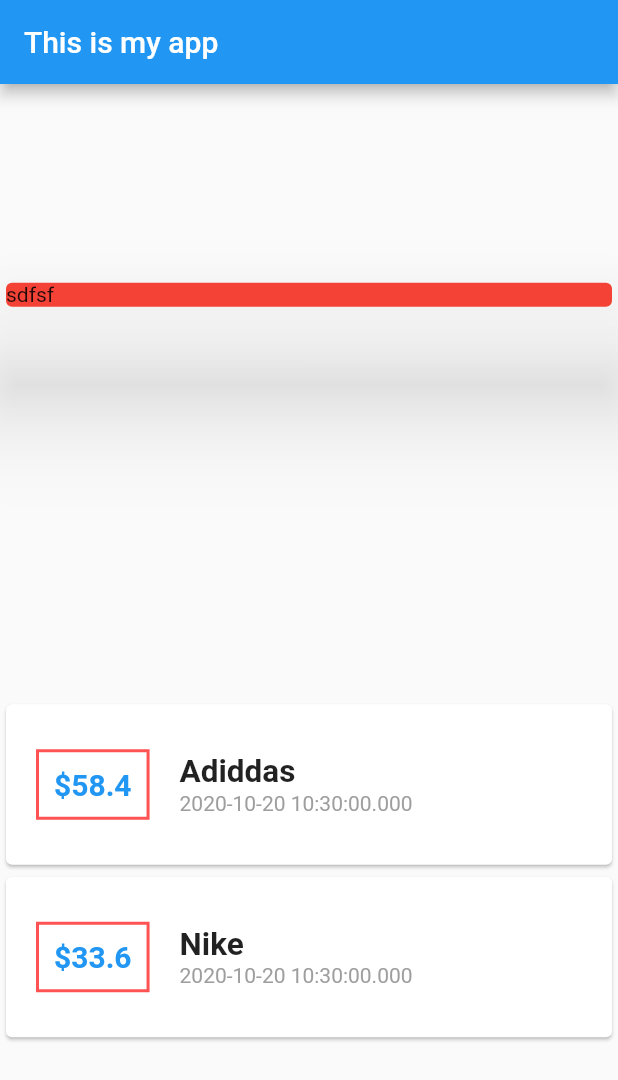
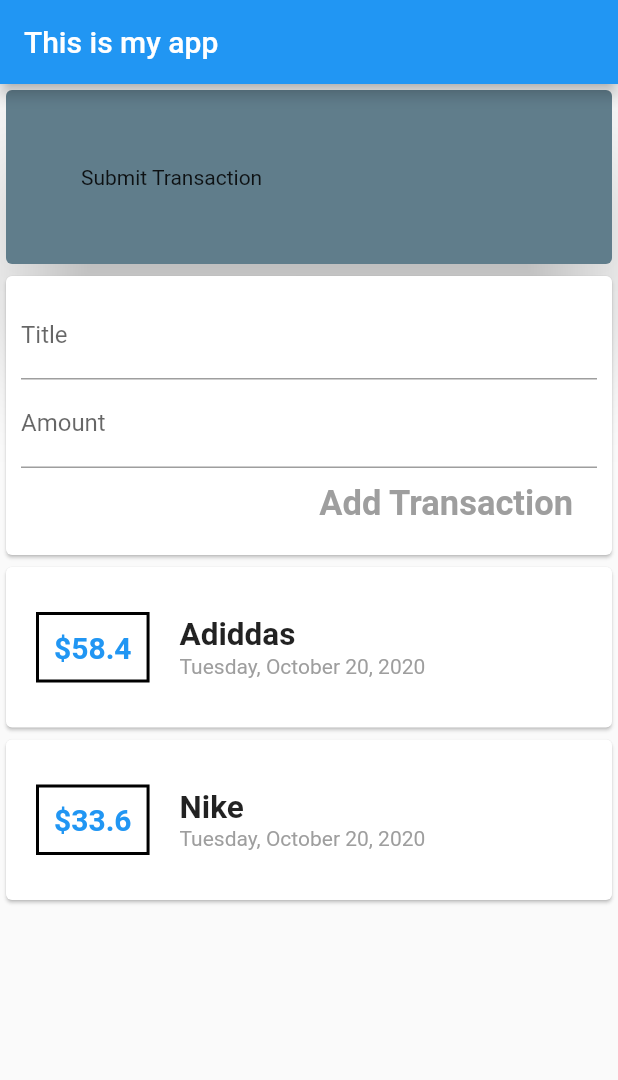
Before and after one commit to tunganh252/flutter_test_2, a Flutter app: the screen it shows after launch, on a phone screen of 412 x 824 dp. Shown: the top 1080 px of the screen. Run offline on Flutter 3.47's test engine with Material 2 defaults, Android fonts, the phone set to English and light mode, and no system bars.

Commit message:
[Update] -- config widget

```diff
--- a/lib/main.dart
+++ b/lib/main.dart
@@ -1,5 +1,5 @@
 import 'package:flutter/material.dart';
-import 'package:flutter_test_2/transactions.modal.dart';
+import 'package:flutter_test_2/widgets/transaction_list.widget.dart';
 
 void main() => runApp(MyApp());
 
@@ -11,11 +11,11 @@ class MyApp extends StatelessWidget {
 }
 
 class MyHomePage extends StatelessWidget {
-  final List<Transaction> transactions = [
-    Transaction(
-        amount: 58.4, date: DateTime.now(), id: "a1", title: "Adiddas "),
-    Transaction(amount: 33.6, date: DateTime.now(), id: "a2", title: "Nike")
-  ];
+  // String inputTitle;
+  // String inputAmount;
+
+  final titleController = TextEditingController();
+  final amountController = TextEditingController();
 
   @override
   Widget build(BuildContext context) {
@@ -24,85 +24,55 @@ class MyHomePage extends StatelessWidget {
           title: Text("This is my app"),
         ),
         body: Column(
-          mainAxisAlignment: MainAxisAlignment.spaceAround,
+          // mainAxisAlignment: MainAxisAlignment.spaceAround,
           crossAxisAlignment: CrossAxisAlignment.stretch,
           children: [
             Container(
               width: 200,
               child: Card(
-                color: Colors.red,
+                color: Colors.blueGrey,
                 elevation: 30,
-                child: Text("sdfsf"),
+                child: Container(
+                    padding: EdgeInsets.all(50),
+                    child: Text(
+                      "Submit Transaction",
+                    )),
               ),
             ),
-            Column(
-              children: transactions.map((value) {
-                return Card(
-                  child: Row(
-                    // mainAxisAlignment: MainAxisAlignment.spaceBetween,
-                    // crossAxisAlignment: CrossAxisAlignment.center,
+            Card(
+              child: Container(
+                padding: EdgeInsets.all(10),
+                child: Column(
+                  crossAxisAlignment: CrossAxisAlignment.end,
                   children: [
-                      Container(
-                        margin:
-                            EdgeInsets.symmetric(vertical: 30, horizontal: 20),
-                        decoration: BoxDecoration(
-                            border:
-                                Border.all(color: Colors.redAccent, width: 2)),
-                        padding: EdgeInsets.all(10),
+                    TextField(
+                      decoration: InputDecoration(labelText: 'Title'),
+                      // onChanged: (value) => inputTitle = value,
+                      controller: titleController,
+                    ),
+                    TextField(
+                      decoration: InputDecoration(labelText: 'Amount'),
+                      // onChanged: (value) => inputAmount = value,
+                      controller: amountController,
+                    ),
+                    FlatButton(
+                      textColor: Colors.grey,
+                      onPressed: () {
+                        print(titleController.text);
+                        print(amountController.text);
+                      },
                       child: Text(
-                          '\$${value.amount}',
+                        'Add Transaction',
                         style: TextStyle(
-                              fontWeight: FontWeight.bold,
-                              fontSize: 20,
-                              color: Colors.blue),
+                            fontWeight: FontWeight.bold, fontSize: 23),
                       ),
-                      ),
-                      Column(
-                        // mainAxisAlignment: MainAxisAlignment.spaceAround,
-                        crossAxisAlignment: CrossAxisAlignment.start,
-                        children: [
-                          Text(
-                            value.title,
-                            style: TextStyle(
-                                fontWeight: FontWeight.bold, fontSize: 21),
-                          ),
-                          Text(
-                            value.date.toString(),
-                            style: TextStyle(color: Colors.grey),
-                          ),
-                        ],
                     )
                   ],
                 ),
-                );
-              }).toList(),
-            )
+              ),
+            ),
+            TransactionList()
           ],
         ));
   }
 }
-// class MyHomePage extends StatelessWidget {
-//   @override
-//   Widget build(BuildContext context) {
-//     return Scaffold(
-//       appBar: AppBar(
-//         title: Text("This is my app"),
-//       ),
-//       body: Column(
-//         children: [
-//           Container(
-//             width: double.infinity,
-//             child: Card(
-//               color: Colors.blue,
-//               child: Text("CHART"),
-//               elevation: 10,
-//             ),
-//           ),
-//           Card(
-//             child: Text("List of text"),
-//           ),
-//         ],
-//       ),
-//     );
-//   }
-// }
--- /dev/null
+++ b/lib/widgets/transaction_list.widget.dart
@@ -0,0 +1,61 @@
+import 'package:flutter/material.dart';
+import 'package:flutter_test_2/models/transaction.modal.dart';
+import 'package:intl/intl.dart';
+
+class TransactionList extends StatefulWidget {
+  TransactionList({Key key}) : super(key: key);
+
+  @override
+  _TransactionListState createState() => _TransactionListState();
+}
+
+class _TransactionListState extends State<TransactionList> {
+  final List<Transaction> _userTransactions = [
+    Transaction(amount: 58.4, date: DateTime.now(), id: "a1", title: "Adiddas"),
+    Transaction(amount: 33.6, date: DateTime.now(), id: "a2", title: "Nike")
+  ];
+
+  @override
+  Widget build(BuildContext context) {
+    return Column(
+      children: _userTransactions.map((value) {
+        return Card(
+          child: Row(
+            // mainAxisAlignment: MainAxisAlignment.spaceBetween,
+            // crossAxisAlignment: CrossAxisAlignment.center,
+            children: [
+              Container(
+                margin: EdgeInsets.symmetric(vertical: 30, horizontal: 20),
+                decoration: BoxDecoration(
+                    border: Border.all(color: Colors.black, width: 2)),
+                padding: EdgeInsets.all(10),
+                child: Text(
+                  '\$${value.amount}',
+                  style: TextStyle(
+                      fontWeight: FontWeight.bold,
+                      fontSize: 20,
+                      color: Colors.blue),
+                ),
+              ),
+              Column(
+                // mainAxisAlignment: MainAxisAlignment.spaceAround,
+                crossAxisAlignment: CrossAxisAlignment.start,
+                children: [
+                  Text(
+                    value.title,
+                    style: TextStyle(fontWeight: FontWeight.bold, fontSize: 21),
+                  ),
+                  Text(
+                    DateFormat.yMMMMEEEEd().format(value.date),
+                    // DateFormat().format(value.date),
+                    style: TextStyle(color: Colors.grey),
+                  ),
+                ],
+              )
+            ],
+          ),
+        );
+      }).toList(),
+    );
+  }
+}
--- a/pubspec.yaml
+++ b/pubspec.yaml
@@ -23,6 +23,7 @@ environment:
 dependencies:
   flutter:
     sdk: flutter
+  intl: ^0.16.1
 
 
   # The following adds the Cupertino Icons font to your application.
```
Also changed, not shown: lib/models/transaction.modal.dart (renamed from lib/transactions.modal.dart), pubspec.lock. Lines whose indentation alone changed are shown as unchanged.
